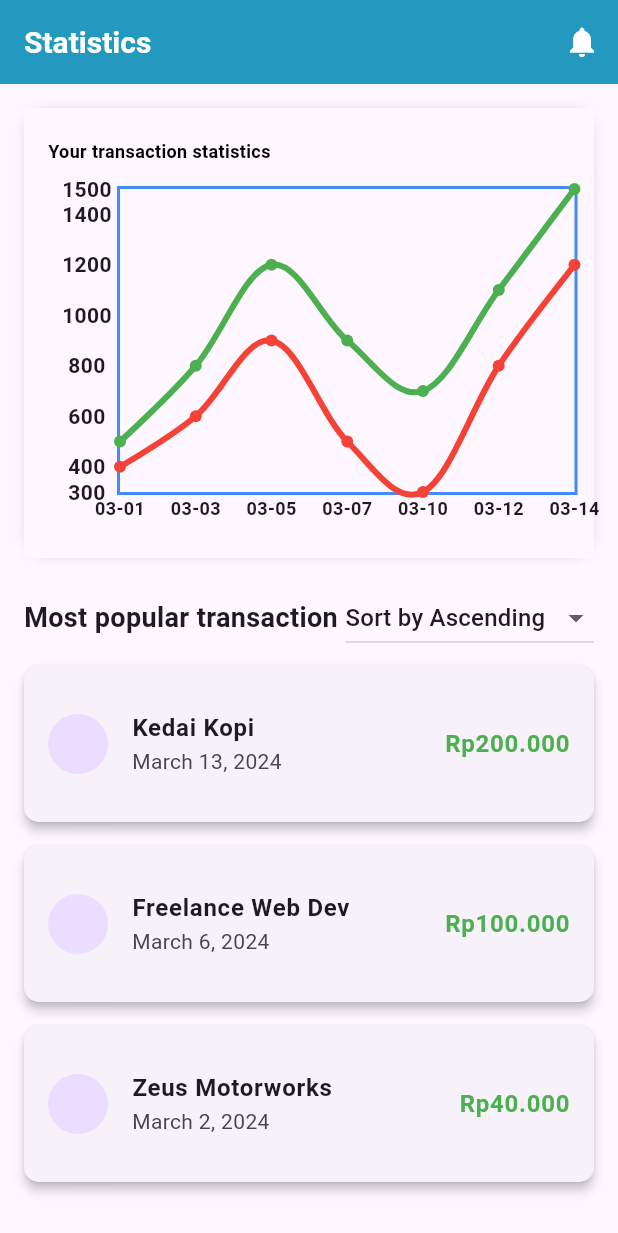
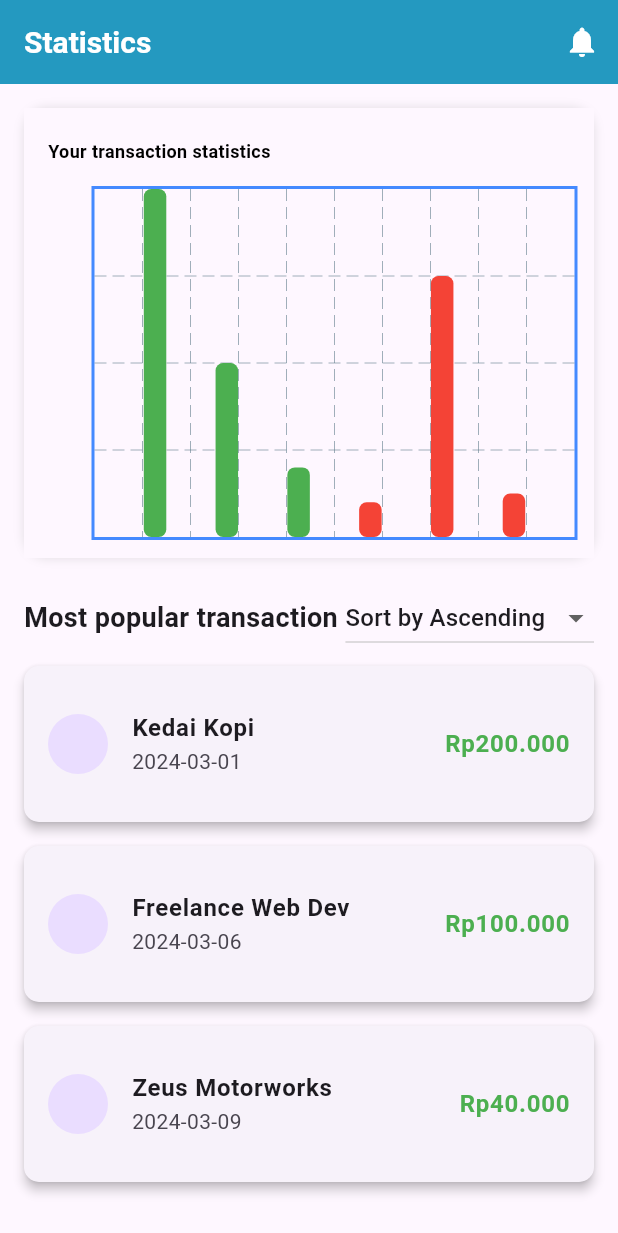
Before and after one commit to maoelanaKun23/Management-Keuangan, a Flutter app: the TransactionPage screen opened directly, on a phone screen of 412 x 824 dp. Shown: the top 1233 px of the screen. Run offline on Flutter 3.47's test engine with Material 3 defaults, Android fonts, the phone set to English and light mode, and no system bars; drawn by our look-alikes of fl_chart; our stand-ins replace flutter_svg.

Commit message:
Change wavechart to bar chart statistic

```diff
--- a/lib/models/dummyExpense.dart
+++ b/lib/models/dummyExpense.dart
@@ -1,7 +1,7 @@
 import 'package:flutter/material.dart';
 
 List<Map<String, dynamic>> dummyExpense = [
-  {'title': 'Kedai Kopi', 'date': 'March 13, 2024', 'amount': 20000},
-  {'title': 'Freelance Web Dev', 'date': 'March 6, 2024', 'amount': 150000},
-  {'title': 'Zeus Motorworks', 'date': 'March 2, 2024', 'amount': 25000},
+  {'title': 'Kedai Kopi', 'date': '2024-03-13', 'amount': 20000},
+  {'title': 'Freelance Web Dev', 'date': '2024-03-06', 'amount': 150000},
+  {'title': 'Zeus Motorworks', 'date': '2024-03-11', 'amount': 25000},
 ];
--- a/lib/models/dummyIncome.dart
+++ b/lib/models/dummyIncome.dart
@@ -1,7 +1,7 @@
 import 'package:flutter/material.dart';
 
 List<Map<String, dynamic>> dummyIncome = [
-  {'title': 'Kedai Kopi', 'date': 'March 13, 2024', 'amount': 200000},
-  {'title': 'Freelance Web Dev', 'date': 'March 6, 2024', 'amount': 100000},
-  {'title': 'Zeus Motorworks', 'date': 'March 2, 2024', 'amount': 40000},
+  {'title': 'Kedai Kopi', 'date': '2024-03-01', 'amount': 200000},
+  {'title': 'Freelance Web Dev', 'date': '2024-03-06', 'amount': 100000},
+  {'title': 'Zeus Motorworks', 'date': '2024-03-09', 'amount': 40000},
 ];
--- a/lib/views/chart_statistic.dart
+++ b/lib/views/chart_statistic.dart
@@ -1,50 +1,36 @@
 import 'package:fl_chart/fl_chart.dart';
 import 'package:flutter/material.dart';
+import 'package:intl/intl.dart';
+import '../models/dummyIncome.dart';
+import '../models/dummyExpense.dart';
 
-class LineChartSample1 extends StatefulWidget {
-  const LineChartSample1({Key? key}) : super(key: key);
+List<Map<String, dynamic>> dummyIncomes = dummyIncome;
+List<Map<String, dynamic>> dummyExpenses = dummyExpense;
+
+class BarChartSample extends StatefulWidget {
+  const BarChartSample({Key? key}) : super(key: key);
 
   @override
-  State<LineChartSample1> createState() => LineChartSample1State();
+  State<BarChartSample> createState() => BarChartSampleState();
 }
 
-class LineChartSample1State extends State<LineChartSample1> {
-  late bool isShowingMainData;
-
-  // Data pemasukan dan pengeluaran
-  final List<Map<String, dynamic>> incomeData = [
-    {'date': '2024-03-01', 'amount': 500.0},
-    {'date': '2024-03-03', 'amount': 800.0},
-    {'date': '2024-03-05', 'amount': 1200.0},
-    {'date': '2024-03-07', 'amount': 900.0},
-    {'date': '2024-03-10', 'amount': 700.0},
-    {'date': '2024-03-12', 'amount': 1100.0},
-    {'date': '2024-03-14', 'amount': 1500.0},
-  ];
-
-  final List<Map<String, dynamic>> expenseData = [
-    {'date': '2024-03-01', 'amount': 400.0},
-    {'date': '2024-03-03', 'amount': 600.0},
-    {'date': '2024-03-05', 'amount': 900.0},
-    {'date': '2024-03-07', 'amount': 500.0},
-    {'date': '2024-03-10', 'amount': 300.0},
-    {'date': '2024-03-12', 'amount': 800.0},
-    {'date': '2024-03-14', 'amount': 1200.0},
-  ];
-
-  // Konversi data pemasukan dan pengeluaran ke FlSpot
-  List<FlSpot> mapDataToSpots(List<Map<String, dynamic>> data) {
+class BarChartSampleState extends State<BarChartSample> {
+  List<BarChartGroupData> mapDataToBars(List<Map<String, dynamic>> data, Color color) {
     return data.asMap().entries.map((entry) {
       int index = entry.key;
-      double amount = entry.value['amount'];
-      return FlSpot(index.toDouble(), amount / 1000); // Skala Y dalam ribuan
+      int amount = entry.value['amount'];
+      return BarChartGroupData(
+        x: index,
+        barRods: [
+          BarChartRodData(
+            toY: amount.toDouble(),
+            color: color,
+            width: 15,
+            borderRadius: BorderRadius.circular(5),
+          ),
+        ],
+      );
     }).toList();
-  }
-
-  @override
-  void initState() {
-    super.initState();
-    isShowingMainData = true;
   }
 
   @override
@@ -76,11 +62,37 @@ class LineChartSample1State extends State<LineChartSample1> {
                 const SizedBox(height: 15),
                 Expanded(
                   child: Padding(
-                    padding: const EdgeInsets.fromLTRB(22, 0, 0, 0),
+                    padding: const EdgeInsets.fromLTRB(45, 0, 0, 2),
                     child: Center(
-                      child: LineChart(
-                        isShowingMainData ? sampleData1 : sampleData2,
-                        duration: const Duration(milliseconds: 250),
+                      child: BarChart(
+                        BarChartData(
+                          barGroups: [
+                            ...mapDataToBars(dummyIncomes, Colors.green),
+                            ...mapDataToBars(dummyExpenses, Colors.red),
+                          ],
+                          titlesData: FlTitlesData(
+                            bottomTitles: AxisTitles(
+                              sideTitles: SideTitles(
+                                showTitles: false,
+                                getTitlesWidget: bottomTitleWidgets,
+                                reservedSize: 32,
+                              ),
+                            ),
+                            leftTitles: AxisTitles(
+                              sideTitles: SideTitles(
+                                showTitles: false,
+                                getTitlesWidget: leftTitleWidgets,
+                                reservedSize: 40,
+                              ),
+                            ),
+                            topTitles: AxisTitles(sideTitles: SideTitles(showTitles: false)),
+                            rightTitles: AxisTitles(sideTitles: SideTitles(showTitles: false)),
+                          ),
+                          borderData: FlBorderData(
+                            show: true,
+                            border: Border.all(color: Colors.blueAccent, width: 2),
+                          ),
+                        ),
                       ),
                     ),
                   ),
@@ -94,108 +106,12 @@ class LineChartSample1State extends State<LineChartSample1> {
     );
   }
 
-  LineChartData get sampleData1 => LineChartData(
-        lineTouchData: LineTouchData(enabled: true),
-        gridData: const FlGridData(show: false),
-        titlesData: FlTitlesData(
-          bottomTitles: AxisTitles(
-            sideTitles: SideTitles(
-              showTitles: true,
-              getTitlesWidget: bottomTitleWidgets,
-              reservedSize: 32,
-            ),
-          ),
-          leftTitles: AxisTitles(
-            sideTitles: SideTitles(
-              showTitles: true,
-              getTitlesWidget: leftTitleWidgets,
-              reservedSize: 40,
-            ),
-          ),
-          topTitles:
-              const AxisTitles(sideTitles: SideTitles(showTitles: false)),
-          rightTitles:
-              const AxisTitles(sideTitles: SideTitles(showTitles: false)),
-        ),
-        borderData: FlBorderData(
-          show: true,
-          border: Border.all(color: Colors.blueAccent, width: 2),
-        ),
-        lineBarsData: [
-          LineChartBarData(
-            isCurved: true,
-            color: Colors.green, // Pemasukan
-            barWidth: 4,
-            isStrokeCapRound: true,
-            belowBarData: BarAreaData(show: false),
-            spots: mapDataToSpots(incomeData),
-          ),
-          LineChartBarData(
-            isCurved: true,
-            color: Colors.red, // Pengeluaran
-            barWidth: 4,
-            isStrokeCapRound: true,
-            belowBarData: BarAreaData(show: false),
-            spots: mapDataToSpots(expenseData),
-          ),
-        ],
-      );
-
-  LineChartData get sampleData2 => LineChartData(
-        lineTouchData: LineTouchData(enabled: false),
-        gridData: const FlGridData(show: false),
-        titlesData: FlTitlesData(
-          bottomTitles: AxisTitles(
-            sideTitles: SideTitles(
-              showTitles: true,
-              getTitlesWidget: bottomTitleWidgets,
-              reservedSize: 32,
-            ),
-          ),
-          leftTitles: AxisTitles(
-            sideTitles: SideTitles(
-              showTitles: true,
-              getTitlesWidget: leftTitleWidgets,
-              reservedSize: 40,
-            ),
-          ),
-          topTitles:
-              const AxisTitles(sideTitles: SideTitles(showTitles: false)),
-          rightTitles:
-              const AxisTitles(sideTitles: SideTitles(showTitles: false)),
-        ),
-        borderData: FlBorderData(
-          show: true,
-          border: Border.all(color: Colors.redAccent, width: 2),
-        ),
-        lineBarsData: [
-          LineChartBarData(
-            isCurved: true,
-            color:
-                Colors.green.withOpacity(0.5), // Pemasukan dengan transparansi
-            barWidth: 4,
-            isStrokeCapRound: true,
-            belowBarData: BarAreaData(show: false),
-            spots: mapDataToSpots(incomeData),
-          ),
-          LineChartBarData(
-            isCurved: true,
-            color:
-                Colors.red.withOpacity(0.5), // Pengeluaran dengan transparansi
-            barWidth: 4,
-            isStrokeCapRound: true,
-            belowBarData: BarAreaData(show: false),
-            spots: mapDataToSpots(expenseData),
-          ),
-        ],
-      );
-
   Widget leftTitleWidgets(double value, TitleMeta meta) {
     const style = TextStyle(
       fontWeight: FontWeight.bold,
       fontSize: 14,
     );
-    return Text('${(value * 1000).toInt()}',
+    return Text('${value.toInt()}',
         style: style, textAlign: TextAlign.center);
   }
 
@@ -204,7 +120,20 @@ class LineChartSample1State extends State<LineChartSample1> {
       fontWeight: FontWeight.bold,
       fontSize: 12,
     );
-    String text = incomeData[value.toInt()]['date'];
-    return Text(text.substring(5), style: style);
+
+    int index = value.toInt();
+    String text;
+
+    if (index < dummyIncomes.length) {
+      text = dummyIncomes[index]['date'];
+    } else {
+      index -= dummyIncomes.length;
+      text = dummyExpenses[index]['date'];
+    }
+
+    DateTime date = DateTime.parse(text);
+    String formattedDate = DateFormat('dd MMM').format(date);
+
+    return Text(formattedDate, style: style);
   }
 }
--- a/lib/views/statistic.dart
+++ b/lib/views/statistic.dart
@@ -81,7 +81,7 @@ class _TransactionPageState extends State<TransactionPage> {
                 ],
               ),
               child: Center(
-                child: LineChartSample1(),
+                child: BarChartSample(),
               ),
             ),
             SizedBox(height: 16),
```
